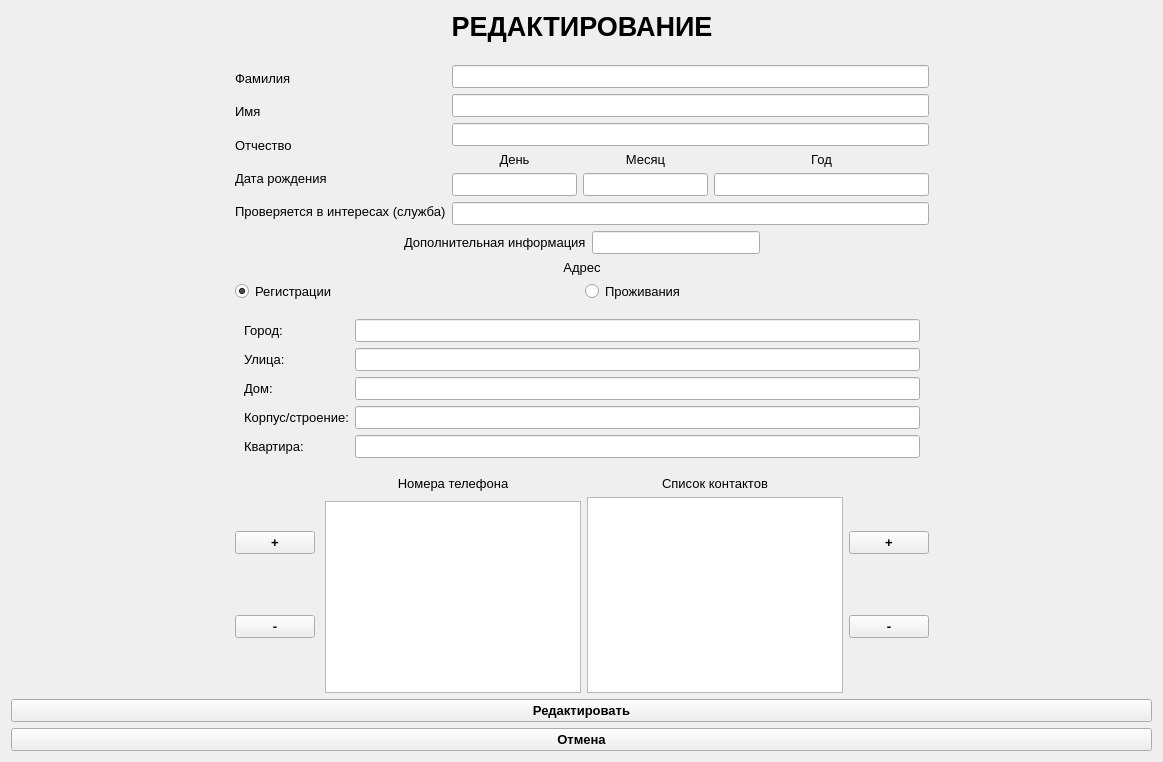
The window that update.ui (Yavlados/VKR) describes before a commit, drawn with Qt 5.
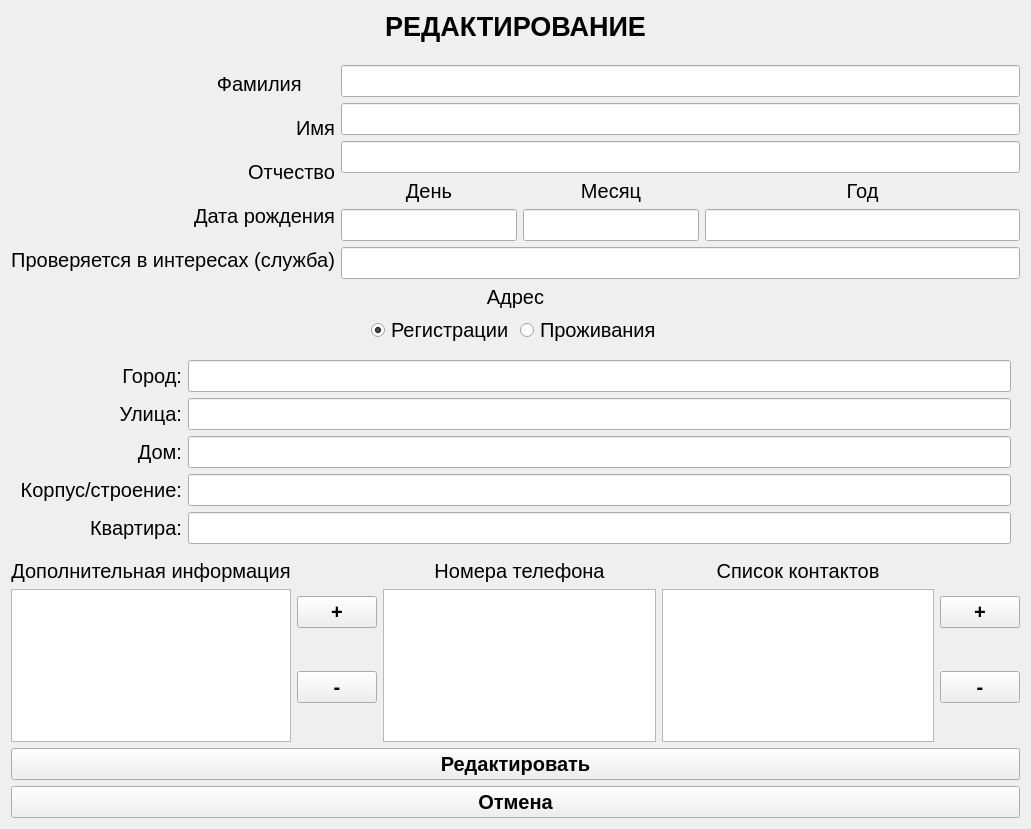
The same window after the commit.

What changed in the file:
```diff
--- a/update.ui
+++ b/update.ui
@@ -6,8 +6,8 @@
    <rect>
     <x>0</x>
     <y>0</y>
-    <width>1163</width>
-    <height>762</height>
+    <width>1031</width>
+    <height>829</height>
    </rect>
   </property>
   <property name="sizePolicy">
@@ -22,25 +22,8 @@
   <property name="autoFillBackground">
    <bool>true</bool>
   </property>
-  <layout class="QVBoxLayout" name="verticalLayout_4">
-   <item>
-    <layout class="QHBoxLayout" name="horizontalLayout">
-     <item>
-      <spacer name="horizontalSpacer">
-       <property name="orientation">
-        <enum>Qt::Horizontal</enum>
-       </property>
-       <property name="sizeHint" stdset="0">
-        <size>
-         <width>40</width>
-         <height>20</height>
-        </size>
-       </property>
-      </spacer>
-     </item>
-     <item>
-      <layout class="QVBoxLayout" name="verticalLayout_3">
-       <item>
+  <layout class="QGridLayout" name="gridLayout">
+   <item row="0" column="0" colspan="3">
         <layout class="QVBoxLayout" name="verticalLayout_14">
          <item>
           <widget class="QLabel" name="label">
@@ -82,12 +65,15 @@
                <property name="font">
                 <font>
                  <family>Arial</family>
-                 <pointsize>10</pointsize>
+             <pointsize>15</pointsize>
                 </font>
                </property>
                <property name="text">
                 <string>Фамилия      </string>
                </property>
+           <property name="alignment">
+            <set>Qt::AlignRight|Qt::AlignTrailing|Qt::AlignVCenter</set>
+           </property>
               </widget>
              </item>
              <item>
@@ -95,12 +81,15 @@
                <property name="font">
                 <font>
                  <family>Arial</family>
-                 <pointsize>10</pointsize>
+             <pointsize>15</pointsize>
                 </font>
                </property>
                <property name="text">
                 <string>Имя</string>
                </property>
+           <property name="alignment">
+            <set>Qt::AlignRight|Qt::AlignTrailing|Qt::AlignVCenter</set>
+           </property>
               </widget>
              </item>
              <item>
@@ -108,12 +97,15 @@
                <property name="font">
                 <font>
                  <family>Arial</family>
-                 <pointsize>10</pointsize>
+             <pointsize>15</pointsize>
                 </font>
                </property>
                <property name="text">
                 <string>Отчество</string>
                </property>
+           <property name="alignment">
+            <set>Qt::AlignRight|Qt::AlignTrailing|Qt::AlignVCenter</set>
+           </property>
               </widget>
              </item>
              <item>
@@ -121,12 +113,15 @@
                <property name="font">
                 <font>
                  <family>Arial</family>
-                 <pointsize>10</pointsize>
+             <pointsize>15</pointsize>
                 </font>
                </property>
                <property name="text">
                 <string>Дата рождения</string>
                </property>
+           <property name="alignment">
+            <set>Qt::AlignRight|Qt::AlignTrailing|Qt::AlignVCenter</set>
+           </property>
               </widget>
              </item>
              <item>
@@ -134,12 +129,15 @@
                <property name="font">
                 <font>
                  <family>Arial</family>
-                 <pointsize>10</pointsize>
+             <pointsize>15</pointsize>
                 </font>
                </property>
                <property name="text">
                 <string>Проверяется в интересах (служба)</string>
                </property>
+           <property name="alignment">
+            <set>Qt::AlignRight|Qt::AlignTrailing|Qt::AlignVCenter</set>
+           </property>
               </widget>
              </item>
             </layout>
@@ -150,7 +148,7 @@
               <widget class="QLineEdit" name="le_last_name">
                <property name="font">
                 <font>
-                 <pointsize>10</pointsize>
+             <pointsize>15</pointsize>
                 </font>
                </property>
               </widget>
@@ -159,7 +157,7 @@
               <widget class="QLineEdit" name="le_name">
                <property name="font">
                 <font>
-                 <pointsize>10</pointsize>
+             <pointsize>15</pointsize>
                 </font>
                </property>
               </widget>
@@ -168,7 +166,7 @@
               <widget class="QLineEdit" name="le_mid_name">
                <property name="font">
                 <font>
-                 <pointsize>10</pointsize>
+             <pointsize>15</pointsize>
                 </font>
                </property>
               </widget>
@@ -182,7 +180,7 @@
                    <property name="font">
                     <font>
                      <family>Arial</family>
-                     <pointsize>10</pointsize>
+                 <pointsize>15</pointsize>
                     </font>
                    </property>
                    <property name="text">
@@ -206,7 +204,7 @@
                    </property>
                    <property name="font">
                     <font>
-                     <pointsize>10</pointsize>
+                 <pointsize>15</pointsize>
                     </font>
                    </property>
                    <property name="maxLength">
@@ -223,7 +221,7 @@
                    <property name="font">
                     <font>
                      <family>Arial</family>
-                     <pointsize>10</pointsize>
+                 <pointsize>15</pointsize>
                     </font>
                    </property>
                    <property name="text">
@@ -244,7 +242,7 @@
                    </property>
                    <property name="font">
                     <font>
-                     <pointsize>10</pointsize>
+                 <pointsize>15</pointsize>
                     </font>
                    </property>
                    <property name="maxLength">
@@ -261,7 +259,7 @@
                    <property name="font">
                     <font>
                      <family>Arial</family>
-                     <pointsize>10</pointsize>
+                 <pointsize>15</pointsize>
                     </font>
                    </property>
                    <property name="text">
@@ -276,7 +274,7 @@
                   <widget class="QLineEdit" name="le_birth_date_year">
                    <property name="font">
                     <font>
-                     <pointsize>10</pointsize>
+                 <pointsize>15</pointsize>
                     </font>
                    </property>
                    <property name="maxLength">
@@ -292,7 +290,7 @@
               <widget class="QLineEdit" name="le_check_for">
                <property name="font">
                 <font>
-                 <pointsize>10</pointsize>
+             <pointsize>15</pointsize>
                 </font>
                </property>
               </widget>
@@ -301,68 +299,231 @@
            </item>
           </layout>
          </item>
-         <item>
-          <layout class="QHBoxLayout" name="horizontalLayout_6">
-           <item>
-            <spacer name="horizontalSpacer_3">
-             <property name="orientation">
-              <enum>Qt::Horizontal</enum>
-             </property>
-             <property name="sizeHint" stdset="0">
-              <size>
-               <width>40</width>
-               <height>20</height>
-              </size>
-             </property>
-            </spacer>
-           </item>
+    </layout>
+   </item>
+   <item row="2" column="0">
+    <layout class="QVBoxLayout" name="verticalLayout_4">
            <item>
             <widget class="QLabel" name="label_7">
              <property name="font">
               <font>
                <family>Arial</family>
-               <pointsize>10</pointsize>
+         <pointsize>15</pointsize>
               </font>
              </property>
              <property name="text">
               <string>Дополнительная информация</string>
              </property>
+       <property name="alignment">
+        <set>Qt::AlignBottom|Qt::AlignHCenter</set>
+       </property>
             </widget>
            </item>
            <item>
-            <widget class="QLineEdit" name="le_dop_info">
+      <widget class="QPlainTextEdit" name="le_dop_info">
+       <property name="sizePolicy">
+        <sizepolicy hsizetype="Minimum" vsizetype="Expanding">
+         <horstretch>0</horstretch>
+         <verstretch>0</verstretch>
+        </sizepolicy>
+       </property>
              <property name="font">
               <font>
-               <pointsize>10</pointsize>
+         <pointsize>15</pointsize>
               </font>
              </property>
             </widget>
            </item>
+    </layout>
+   </item>
+   <item row="2" column="1">
+    <layout class="QHBoxLayout" name="horizontalLayout">
            <item>
-            <spacer name="horizontalSpacer_2">
-             <property name="orientation">
-              <enum>Qt::Horizontal</enum>
-             </property>
-             <property name="sizeHint" stdset="0">
-              <size>
-               <width>40</width>
-               <height>20</height>
-              </size>
-             </property>
-            </spacer>
-           </item>
-          </layout>
-         </item>
-        </layout>
-       </item>
+      <layout class="QVBoxLayout" name="verticalLayout_8">
+       <property name="spacing">
+        <number>6</number>
+       </property>
+       <item>
+        <widget class="QPushButton" name="pb_add_line_telephone">
+         <property name="font">
+          <font>
+           <pointsize>15</pointsize>
+           <weight>75</weight>
+           <bold>true</bold>
+          </font>
+         </property>
+         <property name="text">
+          <string>+</string>
+         </property>
+        </widget>
+       </item>
+       <item>
+        <widget class="QPushButton" name="pb_del_line_telephone">
+         <property name="font">
+          <font>
+           <pointsize>15</pointsize>
+           <weight>75</weight>
+           <bold>true</bold>
+          </font>
+         </property>
+         <property name="text">
+          <string>-</string>
+         </property>
+        </widget>
+       </item>
+      </layout>
+     </item>
+     <item>
+      <layout class="QVBoxLayout" name="verticalLayout">
+       <item>
+        <widget class="QLabel" name="label_8">
+         <property name="font">
+          <font>
+           <family>Arial</family>
+           <pointsize>15</pointsize>
+          </font>
+         </property>
+         <property name="text">
+          <string>Номера телефона</string>
+         </property>
+         <property name="alignment">
+          <set>Qt::AlignBottom|Qt::AlignHCenter</set>
+         </property>
+        </widget>
+       </item>
+       <item>
+        <widget class="QTableView" name="tableView">
+         <property name="sizePolicy">
+          <sizepolicy hsizetype="Expanding" vsizetype="Expanding">
+           <horstretch>0</horstretch>
+           <verstretch>0</verstretch>
+          </sizepolicy>
+         </property>
+         <property name="font">
+          <font>
+           <pointsize>15</pointsize>
+          </font>
+         </property>
+        </widget>
+       </item>
+      </layout>
+     </item>
+    </layout>
+   </item>
+   <item row="2" column="2">
+    <layout class="QHBoxLayout" name="horizontalLayout_23">
        <item>
+      <layout class="QVBoxLayout" name="verticalLayout_7">
+       <item>
+        <widget class="QLabel" name="label_10">
+         <property name="font">
+          <font>
+           <family>Arial</family>
+           <pointsize>15</pointsize>
+          </font>
+         </property>
+         <property name="text">
+          <string>Список контактов</string>
+         </property>
+         <property name="alignment">
+          <set>Qt::AlignBottom|Qt::AlignHCenter</set>
+         </property>
+        </widget>
+       </item>
+       <item>
+        <widget class="QTableView" name="tableView_2">
+         <property name="sizePolicy">
+          <sizepolicy hsizetype="Expanding" vsizetype="Expanding">
+           <horstretch>0</horstretch>
+           <verstretch>0</verstretch>
+          </sizepolicy>
+         </property>
+         <property name="font">
+          <font>
+           <pointsize>15</pointsize>
+          </font>
+         </property>
+        </widget>
+       </item>
+      </layout>
+     </item>
+     <item>
+      <layout class="QVBoxLayout" name="verticalLayout_11">
+       <item>
+        <widget class="QPushButton" name="pb_add_contact_line">
+         <property name="enabled">
+          <bool>true</bool>
+         </property>
+         <property name="font">
+          <font>
+           <pointsize>15</pointsize>
+           <weight>75</weight>
+           <bold>true</bold>
+          </font>
+         </property>
+         <property name="text">
+          <string>+</string>
+         </property>
+        </widget>
+       </item>
+       <item>
+        <widget class="QPushButton" name="pb_del_contact_line">
+         <property name="font">
+          <font>
+           <pointsize>15</pointsize>
+           <weight>75</weight>
+           <bold>true</bold>
+          </font>
+         </property>
+         <property name="text">
+          <string>-</string>
+         </property>
+        </widget>
+       </item>
+      </layout>
+     </item>
+    </layout>
+   </item>
+   <item row="3" column="0" colspan="3">
+    <layout class="QVBoxLayout" name="verticalLayout_9">
+     <item>
+      <widget class="QPushButton" name="pb_Update">
+       <property name="font">
+        <font>
+         <pointsize>15</pointsize>
+         <weight>75</weight>
+         <bold>true</bold>
+        </font>
+       </property>
+       <property name="text">
+        <string>Редактировать</string>
+       </property>
+      </widget>
+     </item>
+     <item>
+      <widget class="QPushButton" name="pb_Back_to_Main">
+       <property name="font">
+        <font>
+         <pointsize>15</pointsize>
+         <weight>75</weight>
+         <bold>true</bold>
+        </font>
+       </property>
+       <property name="text">
+        <string>Отмена</string>
+       </property>
+      </widget>
+     </item>
+    </layout>
+   </item>
+   <item row="1" column="0" colspan="3">
         <layout class="QVBoxLayout" name="verticalLayout_5">
          <item>
           <widget class="QLabel" name="label_9">
            <property name="font">
             <font>
              <family>Arial</family>
-             <pointsize>10</pointsize>
+         <pointsize>15</pointsize>
             </font>
            </property>
            <property name="text">
@@ -375,12 +536,25 @@
          </item>
          <item>
           <layout class="QHBoxLayout" name="horizontalLayout_8">
+       <item>
+        <spacer name="horizontalSpacer">
+         <property name="orientation">
+          <enum>Qt::Horizontal</enum>
+         </property>
+         <property name="sizeHint" stdset="0">
+          <size>
+           <width>40</width>
+           <height>20</height>
+          </size>
+         </property>
+        </spacer>
+       </item>
            <item>
             <widget class="QRadioButton" name="rb_adres_reg">
              <property name="font">
               <font>
                <family>Arial</family>
-               <pointsize>10</pointsize>
+           <pointsize>15</pointsize>
               </font>
              </property>
              <property name="text">
@@ -396,7 +570,7 @@
              <property name="font">
               <font>
                <family>Arial</family>
-               <pointsize>10</pointsize>
+           <pointsize>15</pointsize>
               </font>
              </property>
              <property name="layoutDirection">
@@ -407,6 +581,19 @@
              </property>
             </widget>
            </item>
+       <item>
+        <spacer name="horizontalSpacer_2">
+         <property name="orientation">
+          <enum>Qt::Horizontal</enum>
+         </property>
+         <property name="sizeHint" stdset="0">
+          <size>
+           <width>40</width>
+           <height>20</height>
+          </size>
+         </property>
+        </spacer>
+       </item>
           </layout>
          </item>
          <item>
@@ -425,12 +612,15 @@
                    <property name="font">
                     <font>
                      <family>Arial</family>
-                     <pointsize>10</pointsize>
+                 <pointsize>15</pointsize>
                     </font>
                    </property>
                    <property name="text">
                     <string>Город:</string>
                    </property>
+               <property name="alignment">
+                <set>Qt::AlignRight|Qt::AlignTrailing|Qt::AlignVCenter</set>
+               </property>
                   </widget>
                  </item>
                  <item>
@@ -438,12 +628,15 @@
                    <property name="font">
                     <font>
                      <family>Arial</family>
-                     <pointsize>10</pointsize>
+                 <pointsize>15</pointsize>
                     </font>
                    </property>
                    <property name="text">
                     <string>Улица:</string>
                    </property>
+               <property name="alignment">
+                <set>Qt::AlignRight|Qt::AlignTrailing|Qt::AlignVCenter</set>
+               </property>
                   </widget>
                  </item>
                  <item>
@@ -451,12 +644,15 @@
                    <property name="font">
                     <font>
                      <family>Arial</family>
-                     <pointsize>10</pointsize>
+                 <pointsize>15</pointsize>
                     </font>
                    </property>
                    <property name="text">
                     <string>Дом:</string>
                    </property>
+               <property name="alignment">
+                <set>Qt::AlignRight|Qt::AlignTrailing|Qt::AlignVCenter</set>
+               </property>
                   </widget>
                  </item>
                  <item>
@@ -464,12 +660,15 @@
                    <property name="font">
                     <font>
                      <family>Arial</family>
-                     <pointsize>10</pointsize>
+                 <pointsize>15</pointsize>
                     </font>
                    </property>
                    <property name="text">
                     <string>Корпус/строение:</string>
                    </property>
+               <property name="alignment">
+                <set>Qt::AlignRight|Qt::AlignTrailing|Qt::AlignVCenter</set>
+               </property>
                   </widget>
                  </item>
                  <item>
@@ -477,12 +676,15 @@
                    <property name="font">
                     <font>
                      <family>Arial</family>
-                     <pointsize>10</pointsize>
+                 <pointsize>15</pointsize>
                     </font>
                    </property>
                    <property name="text">
                     <string>Квартира:</string>
                    </property>
+               <property name="alignment">
+                <set>Qt::AlignRight|Qt::AlignTrailing|Qt::AlignVCenter</set>
+               </property>
                   </widget>
                  </item>
                 </layout>
@@ -493,7 +695,7 @@
                   <widget class="QLineEdit" name="le_reg_city">
                    <property name="font">
                     <font>
-                     <pointsize>10</pointsize>
+                 <pointsize>15</pointsize>
                     </font>
                    </property>
                   </widget>
@@ -502,7 +704,7 @@
                   <widget class="QLineEdit" name="le_reg_street">
                    <property name="font">
                     <font>
-                     <pointsize>10</pointsize>
+                 <pointsize>15</pointsize>
                     </font>
                    </property>
                   </widget>
@@ -511,7 +713,7 @@
                   <widget class="QLineEdit" name="le_reg_house">
                    <property name="font">
                     <font>
-                     <pointsize>10</pointsize>
+                 <pointsize>15</pointsize>
                     </font>
                    </property>
                   </widget>
@@ -520,7 +722,7 @@
                   <widget class="QLineEdit" name="le_reg_corp">
                    <property name="font">
                     <font>
-                     <pointsize>10</pointsize>
+                 <pointsize>15</pointsize>
                     </font>
                    </property>
                   </widget>
@@ -529,7 +731,7 @@
                   <widget class="QLineEdit" name="le_reg_flat">
                    <property name="font">
                     <font>
-                     <pointsize>10</pointsize>
+                 <pointsize>15</pointsize>
                     </font>
                    </property>
                   </widget>
@@ -666,207 +868,6 @@
              </item>
             </layout>
            </widget>
-          </widget>
-         </item>
-        </layout>
-       </item>
-       <item>
-        <layout class="QHBoxLayout" name="horizontalLayout_5">
-         <item>
-          <layout class="QHBoxLayout" name="horizontalLayout_4">
-           <property name="spacing">
-            <number>10</number>
-           </property>
-           <property name="sizeConstraint">
-            <enum>QLayout::SetFixedSize</enum>
-           </property>
-           <item>
-            <layout class="QHBoxLayout" name="horizontalLayout_7">
-             <item>
-              <layout class="QVBoxLayout" name="verticalLayout_8">
-               <property name="spacing">
-                <number>6</number>
-               </property>
-               <item>
-                <widget class="QPushButton" name="pb_add_line_telephone">
-                 <property name="font">
-                  <font>
-                   <pointsize>10</pointsize>
-                   <weight>75</weight>
-                   <bold>true</bold>
-                  </font>
-                 </property>
-                 <property name="text">
-                  <string>+</string>
-                 </property>
-                </widget>
-               </item>
-               <item>
-                <widget class="QPushButton" name="pb_del_line_telephone">
-                 <property name="font">
-                  <font>
-                   <pointsize>10</pointsize>
-                   <weight>75</weight>
-                   <bold>true</bold>
-                  </font>
-                 </property>
-                 <property name="text">
-                  <string>-</string>
-                 </property>
-                </widget>
-               </item>
-              </layout>
-             </item>
-             <item>
-              <layout class="QVBoxLayout" name="verticalLayout">
-               <item>
-                <widget class="QLabel" name="label_8">
-                 <property name="font">
-                  <font>
-                   <family>Arial</family>
-                   <pointsize>10</pointsize>
-                  </font>
-                 </property>
-                 <property name="text">
-                  <string>Номера телефона</string>
-                 </property>
-                 <property name="alignment">
-                  <set>Qt::AlignCenter</set>
-                 </property>
-                </widget>
-               </item>
-               <item>
-                <widget class="QTableView" name="tableView">
-                 <property name="sizePolicy">
-                  <sizepolicy hsizetype="Minimum" vsizetype="Expanding">
-                   <horstretch>0</horstretch>
-                   <verstretch>0</verstretch>
-                  </sizepolicy>
-                 </property>
-                </widget>
-               </item>
-              </layout>
-             </item>
-            </layout>
-           </item>
-          </layout>
-         </item>
-         <item>
-          <layout class="QHBoxLayout" name="horizontalLayout_23">
-           <item>
-            <layout class="QVBoxLayout" name="verticalLayout_7">
-             <item>
-              <widget class="QLabel" name="label_10">
-               <property name="font">
-                <font>
-                 <family>Arial</family>
-                 <pointsize>10</pointsize>
-                </font>
-               </property>
-               <property name="text">
-                <string>Список контактов</string>
-               </property>
-               <property name="alignment">
-                <set>Qt::AlignCenter</set>
-               </property>
-              </widget>
-             </item>
-             <item>
-              <widget class="QTableView" name="tableView_2">
-               <property name="sizePolicy">
-                <sizepolicy hsizetype="Minimum" vsizetype="Expanding">
-                 <horstretch>0</horstretch>
-                 <verstretch>0</verstretch>
-                </sizepolicy>
-               </property>
-              </widget>
-             </item>
-            </layout>
-           </item>
-           <item>
-            <layout class="QVBoxLayout" name="verticalLayout_11">
-             <item>
-              <widget class="QPushButton" name="pb_add_contact_line">
-               <property name="enabled">
-                <bool>true</bool>
-               </property>
-               <property name="font">
-                <font>
-                 <pointsize>10</pointsize>
-                 <weight>75</weight>
-                 <bold>true</bold>
-                </font>
-               </property>
-               <property name="text">
-                <string>+</string>
-               </property>
-              </widget>
-             </item>
-             <item>
-              <widget class="QPushButton" name="pb_del_contact_line">
-               <property name="font">
-                <font>
-                 <pointsize>10</pointsize>
-                 <weight>75</weight>
-                 <bold>true</bold>
-                </font>
-               </property>
-               <property name="text">
-                <string>-</string>
-               </property>
-              </widget>
-             </item>
-            </layout>
-           </item>
-          </layout>
-         </item>
-        </layout>
-       </item>
-      </layout>
-     </item>
-     <item>
-      <spacer name="horizontalSpacer_4">
-       <property name="orientation">
-        <enum>Qt::Horizontal</enum>
-       </property>
-       <property name="sizeHint" stdset="0">
-        <size>
-         <width>40</width>
-         <height>20</height>
-        </size>
-       </property>
-      </spacer>
-     </item>
-    </layout>
-   </item>
-   <item>
-    <layout class="QVBoxLayout" name="verticalLayout_9">
-     <item>
-      <widget class="QPushButton" name="pb_Update">
-       <property name="font">
-        <font>
-         <pointsize>10</pointsize>
-         <weight>75</weight>
-         <bold>true</bold>
-        </font>
-       </property>
-       <property name="text">
-        <string>Редактировать</string>
-       </property>
-      </widget>
-     </item>
-     <item>
-      <widget class="QPushButton" name="pb_Back_to_Main">
-       <property name="font">
-        <font>
-         <pointsize>10</pointsize>
-         <weight>75</weight>
-         <bold>true</bold>
-        </font>
-       </property>
-       <property name="text">
-        <string>Отмена</string>
-       </property>
       </widget>
      </item>
     </layout>
```
Left out of the diff: 35 changed lines with no effect on the pictures. Lines whose indentation alone changed are shown as unchanged.
